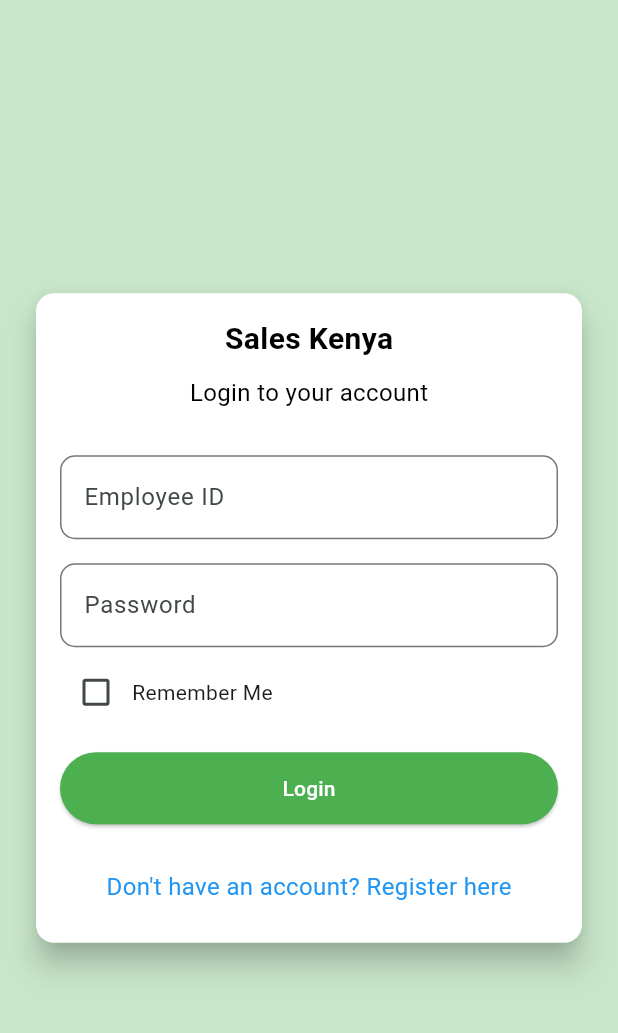
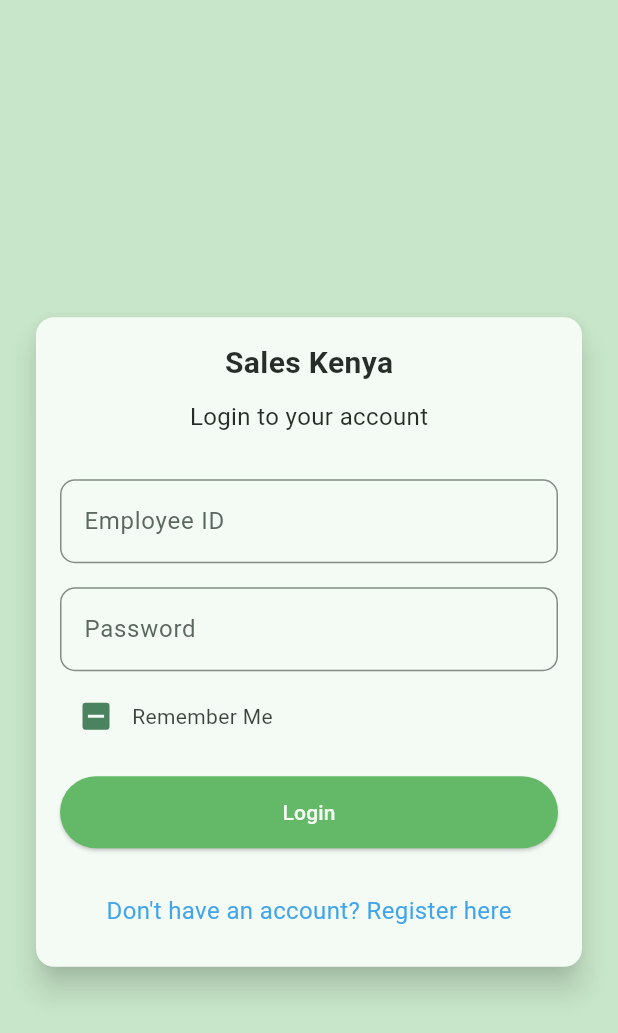
Before and after one commit to firojandev/Sales-App, a Flutter app: the first screen one second after launch, on a phone screen of 412 x 824 dp. Shown: the top 1033 px of the screen. Run offline on Flutter 3.47's test engine with Material 3 defaults, Android fonts, the phone set to English and light mode, and no system bars; our stand-ins replace shared_preferences.

```diff
--- a/lib/src/login/login_page.dart
+++ b/lib/src/login/login_page.dart
@@ -18,11 +18,18 @@ class _LoginPageState extends State<LoginPage> {
   final TextEditingController _empIdController = TextEditingController();
   final TextEditingController _passwordController = TextEditingController();
   bool? _rememberMe = false;
+  bool _isCardVisible = false;
 
   @override
   void initState()  {
     super.initState();
     _initializeRememberMe();
+    // Start the animation after the initial build
+    WidgetsBinding.instance.addPostFrameCallback((_) {
+      setState(() {
+        _isCardVisible = true;
+      });
+    });
   }
 
   Future<void> _initializeRememberMe() async {
@@ -47,6 +54,13 @@ class _LoginPageState extends State<LoginPage> {
           color: MyColors.backgroundLight, // Your background color
         ),
         child: Center(
+          child: AnimatedContainer(
+            duration: const Duration(seconds: 1),
+            curve: Curves.easeInOut,
+            alignment: _isCardVisible ? Alignment.center : Alignment.bottomCenter,
+            child: AnimatedOpacity(
+              duration: const Duration(seconds: 1),
+              opacity: _isCardVisible ? 1.0 : 0.0,
               child: Card(
                 color: MyColors.whiteColor,
                 elevation: 8.0,
@@ -184,6 +198,8 @@ class _LoginPageState extends State<LoginPage> {
               ),
             ),
           ),
+        ),
+      ),
     );
   }
 }
```
Also changed, not shown: lib/src/register/register_page.dart (+22 -0 lines). Lines whose indentation alone changed are shown as unchanged.
